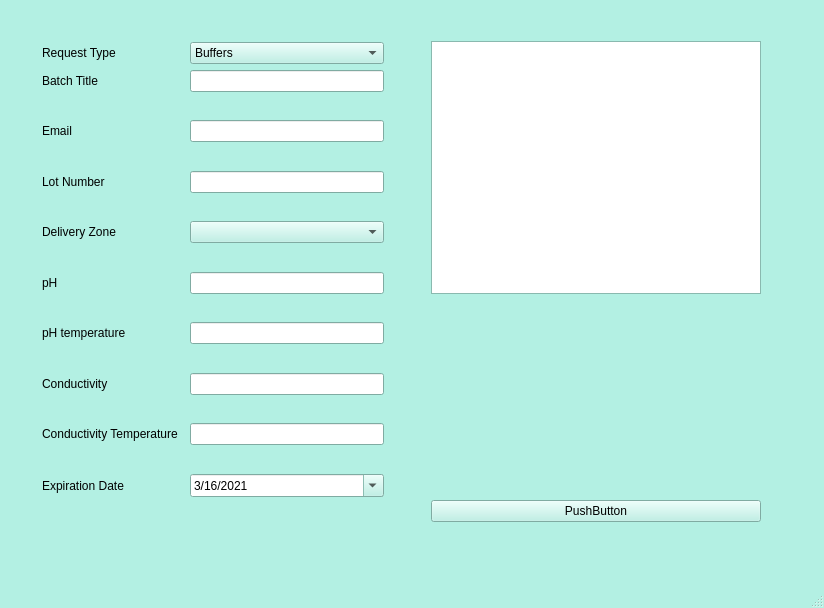
This is UserInputWindow.ui in garbagepatch/PythonApp as Qt 5 draws it before an edit. The edited form follows.
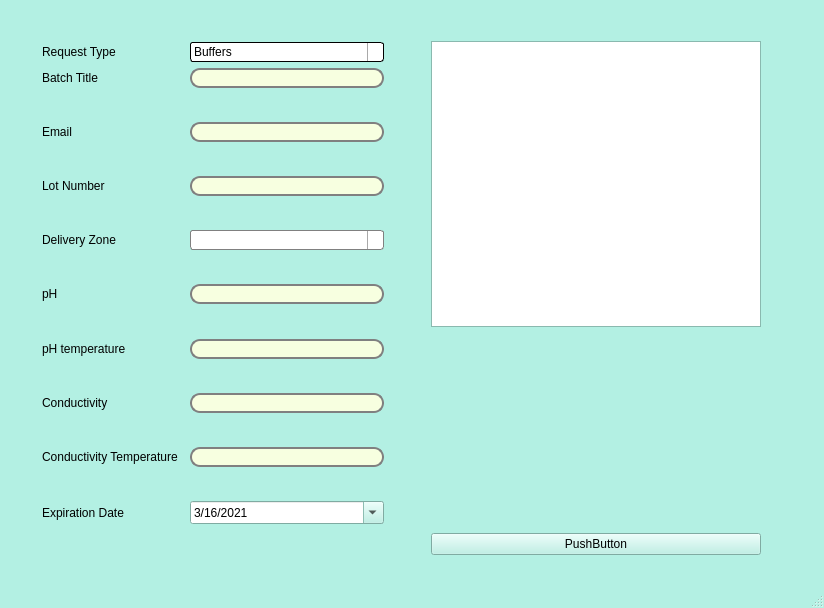
This is the edited form. Icons and pictures are not drawn.

Patch:
```diff
--- a/UserInputWindow.ui
+++ b/UserInputWindow.ui
@@ -43,9 +43,9 @@
      <colorrole role="Midlight">
       <brush brushstyle="SolidPattern">
        <color alpha="255">
-        <red>217</red>
-        <green>247</green>
-        <blue>241</blue>
+        <red>90</red>
+        <green>136</green>
+        <blue>131</blue>
        </color>
       </brush>
      </colorrole>
@@ -148,15 +148,6 @@
        </color>
       </brush>
      </colorrole>
-     <colorrole role="PlaceholderText">
-      <brush brushstyle="SolidPattern">
-       <color alpha="128">
-        <red>0</red>
-        <green>0</green>
-        <blue>0</blue>
-       </color>
-      </brush>
-     </colorrole>
     </active>
     <inactive>
      <colorrole role="WindowText">
@@ -189,9 +180,9 @@
      <colorrole role="Midlight">
       <brush brushstyle="SolidPattern">
        <color alpha="255">
-        <red>217</red>
-        <green>247</green>
-        <blue>241</blue>
+        <red>90</red>
+        <green>136</green>
+        <blue>131</blue>
        </color>
       </brush>
      </colorrole>
@@ -294,15 +285,6 @@
        </color>
       </brush>
      </colorrole>
-     <colorrole role="PlaceholderText">
-      <brush brushstyle="SolidPattern">
-       <color alpha="128">
-        <red>0</red>
-        <green>0</green>
-        <blue>0</blue>
-       </color>
-      </brush>
-     </colorrole>
     </inactive>
     <disabled>
      <colorrole role="WindowText">
@@ -335,9 +317,9 @@
      <colorrole role="Midlight">
       <brush brushstyle="SolidPattern">
        <color alpha="255">
-        <red>217</red>
-        <green>247</green>
-        <blue>241</blue>
+        <red>90</red>
+        <green>136</green>
+        <blue>131</blue>
        </color>
       </brush>
      </colorrole>
@@ -440,15 +422,6 @@
        </color>
       </brush>
      </colorrole>
-     <colorrole role="PlaceholderText">
-      <brush brushstyle="SolidPattern">
-       <color alpha="128">
-        <red>0</red>
-        <green>0</green>
-        <blue>0</blue>
-       </color>
-      </brush>
-     </colorrole>
     </disabled>
    </palette>
   </property>
@@ -465,7 +438,7 @@
       <x>20</x>
       <y>20</y>
       <width>771</width>
-      <height>521</height>
+      <height>554</height>
      </rect>
     </property>
     <layout class="QHBoxLayout" name="horizontalLayout">
@@ -495,6 +468,380 @@
        </item>
        <item row="1" column="1">
         <widget class="QComboBox" name="comboBox">
+         <property name="palette">
+          <palette>
+           <active>
+            <colorrole role="WindowText">
+             <brush brushstyle="SolidPattern">
+              <color alpha="255">
+               <red>0</red>
+               <green>0</green>
+               <blue>0</blue>
+              </color>
+             </brush>
+            </colorrole>
+            <colorrole role="Button">
+             <brush brushstyle="SolidPattern">
+              <color alpha="255">
+               <red>255</red>
+               <green>255</green>
+               <blue>255</blue>
+              </color>
+             </brush>
+            </colorrole>
+            <colorrole role="Text">
+             <brush brushstyle="SolidPattern">
+              <color alpha="255">
+               <red>0</red>
+               <green>0</green>
+               <blue>0</blue>
+              </color>
+             </brush>
+            </colorrole>
+            <colorrole role="ButtonText">
+             <brush brushstyle="SolidPattern">
+              <color alpha="255">
+               <red>0</red>
+               <green>0</green>
+               <blue>0</blue>
+              </color>
+             </brush>
+            </colorrole>
+            <colorrole role="Base">
+             <brush brushstyle="SolidPattern">
+              <color alpha="255">
+               <red>255</red>
+               <green>255</green>
+               <blue>255</blue>
+              </color>
+             </brush>
+            </colorrole>
+            <colorrole role="Window">
+             <brush brushstyle="SolidPattern">
+              <color alpha="255">
+               <red>255</red>
+               <green>255</green>
+               <blue>255</blue>
+              </color>
+             </brush>
+            </colorrole>
+           </active>
+           <inactive>
+            <colorrole role="WindowText">
+             <brush brushstyle="SolidPattern">
+              <color alpha="255">
+               <red>0</red>
+               <green>0</green>
+               <blue>0</blue>
+              </color>
+             </brush>
+            </colorrole>
+            <colorrole role="Button">
+             <brush brushstyle="LinearGradientPattern">
+              <gradient startx="0.000000000000000" starty="0.000000000000000" endx="0.000000000000000" endy="1.000000000000000" type="LinearGradient" spread="PadSpread" coordinatemode="ObjectBoundingMode">
+               <gradientstop position="0.000000000000000">
+                <color alpha="255">
+                 <red>225</red>
+                 <green>225</green>
+                 <blue>225</blue>
+                </color>
+               </gradientstop>
+               <gradientstop position="0.400000000000000">
+                <color alpha="255">
+                 <red>221</red>
+                 <green>221</green>
+                 <blue>221</blue>
+                </color>
+               </gradientstop>
+               <gradientstop position="0.500000000000000">
+                <color alpha="255">
+                 <red>216</red>
+                 <green>216</green>
+                 <blue>216</blue>
+                </color>
+               </gradientstop>
+               <gradientstop position="1.000000000000000">
+                <color alpha="255">
+                 <red>211</red>
+                 <green>211</green>
+                 <blue>211</blue>
+                </color>
+               </gradientstop>
+              </gradient>
+             </brush>
+            </colorrole>
+            <colorrole role="Text">
+             <brush brushstyle="SolidPattern">
+              <color alpha="255">
+               <red>0</red>
+               <green>0</green>
+               <blue>0</blue>
+              </color>
+             </brush>
+            </colorrole>
+            <colorrole role="ButtonText">
+             <brush brushstyle="SolidPattern">
+              <color alpha="255">
+               <red>0</red>
+               <green>0</green>
+               <blue>0</blue>
+              </color>
+             </brush>
+            </colorrole>
+            <colorrole role="Base">
+             <brush brushstyle="LinearGradientPattern">
+              <gradient startx="0.000000000000000" starty="0.000000000000000" endx="0.000000000000000" endy="1.000000000000000" type="LinearGradient" spread="PadSpread" coordinatemode="ObjectBoundingMode">
+               <gradientstop position="0.000000000000000">
+                <color alpha="255">
+                 <red>225</red>
+                 <green>225</green>
+                 <blue>225</blue>
+                </color>
+               </gradientstop>
+               <gradientstop position="0.400000000000000">
+                <color alpha="255">
+                 <red>221</red>
+                 <green>221</green>
+                 <blue>221</blue>
+                </color>
+               </gradientstop>
+               <gradientstop position="0.500000000000000">
+                <color alpha="255">
+                 <red>216</red>
+                 <green>216</green>
+                 <blue>216</blue>
+                </color>
+               </gradientstop>
+               <gradientstop position="1.000000000000000">
+                <color alpha="255">
+                 <red>211</red>
+                 <green>211</green>
+                 <blue>211</blue>
+                </color>
+               </gradientstop>
+              </gradient>
+             </brush>
+            </colorrole>
+            <colorrole role="Window">
+             <brush brushstyle="LinearGradientPattern">
+              <gradient startx="0.000000000000000" starty="0.000000000000000" endx="0.000000000000000" endy="1.000000000000000" type="LinearGradient" spread="PadSpread" coordinatemode="ObjectBoundingMode">
+               <gradientstop position="0.000000000000000">
+                <color alpha="255">
+                 <red>225</red>
+                 <green>225</green>
+                 <blue>225</blue>
+                </color>
+               </gradientstop>
+               <gradientstop position="0.400000000000000">
+                <color alpha="255">
+                 <red>221</red>
+                 <green>221</green>
+                 <blue>221</blue>
+                </color>
+               </gradientstop>
+               <gradientstop position="0.500000000000000">
+                <color alpha="255">
+                 <red>216</red>
+                 <green>216</green>
+                 <blue>216</blue>
+                </color>
+               </gradientstop>
+               <gradientstop position="1.000000000000000">
+                <color alpha="255">
+                 <red>211</red>
+                 <green>211</green>
+                 <blue>211</blue>
+                </color>
+               </gradientstop>
+              </gradient>
+             </brush>
+            </colorrole>
+           </inactive>
+           <disabled>
+            <colorrole role="WindowText">
+             <brush brushstyle="SolidPattern">
+              <color alpha="255">
+               <red>0</red>
+               <green>0</green>
+               <blue>0</blue>
+              </color>
+             </brush>
+            </colorrole>
+            <colorrole role="Button">
+             <brush brushstyle="LinearGradientPattern">
+              <gradient startx="0.000000000000000" starty="0.000000000000000" endx="0.000000000000000" endy="1.000000000000000" type="LinearGradient" spread="PadSpread" coordinatemode="ObjectBoundingMode">
+               <gradientstop position="0.000000000000000">
+                <color alpha="255">
+                 <red>225</red>
+                 <green>225</green>
+                 <blue>225</blue>
+                </color>
+               </gradientstop>
+               <gradientstop position="0.400000000000000">
+                <color alpha="255">
+                 <red>221</red>
+                 <green>221</green>
+                 <blue>221</blue>
+                </color>
+               </gradientstop>
+               <gradientstop position="0.500000000000000">
+                <color alpha="255">
+                 <red>216</red>
+                 <green>216</green>
+                 <blue>216</blue>
+                </color>
+               </gradientstop>
+               <gradientstop position="1.000000000000000">
+                <color alpha="255">
+                 <red>211</red>
+                 <green>211</green>
+                 <blue>211</blue>
+                </color>
+               </gradientstop>
+              </gradient>
+             </brush>
+            </colorrole>
+            <colorrole role="Text">
+             <brush brushstyle="SolidPattern">
+              <color alpha="255">
+               <red>0</red>
+               <green>0</green>
+               <blue>0</blue>
+              </color>
+             </brush>
+            </colorrole>
+            <colorrole role="ButtonText">
+             <brush brushstyle="SolidPattern">
+              <color alpha="255">
+               <red>0</red>
+               <green>0</green>
+               <blue>0</blue>
+              </color>
+             </brush>
+            </colorrole>
+            <colorrole role="Base">
+             <brush brushstyle="LinearGradientPattern">
+              <gradient startx="0.000000000000000" starty="0.000000000000000" endx="0.000000000000000" endy="1.000000000000000" type="LinearGradient" spread="PadSpread" coordinatemode="ObjectBoundingMode">
+               <gradientstop position="0.000000000000000">
+                <color alpha="255">
+                 <red>225</red>
+                 <green>225</green>
+                 <blue>225</blue>
+                </color>
+               </gradientstop>
+               <gradientstop position="0.400000000000000">
+                <color alpha="255">
+                 <red>221</red>
+                 <green>221</green>
+                 <blue>221</blue>
+                </color>
+               </gradientstop>
+               <gradientstop position="0.500000000000000">
+                <color alpha="255">
+                 <red>216</red>
+                 <green>216</green>
+                 <blue>216</blue>
+                </color>
+               </gradientstop>
+               <gradientstop position="1.000000000000000">
+                <color alpha="255">
+                 <red>211</red>
+                 <green>211</green>
+                 <blue>211</blue>
+                </color>
+               </gradientstop>
+              </gradient>
+             </brush>
+            </colorrole>
+            <colorrole role="Window">
+             <brush brushstyle="LinearGradientPattern">
+              <gradient startx="0.000000000000000" starty="0.000000000000000" endx="0.000000000000000" endy="1.000000000000000" type="LinearGradient" spread="PadSpread" coordinatemode="ObjectBoundingMode">
+               <gradientstop position="0.000000000000000">
+                <color alpha="255">
+                 <red>225</red>
+                 <green>225</green>
+                 <blue>225</blue>
+                </color>
+               </gradientstop>
+               <gradientstop position="0.400000000000000">
+                <color alpha="255">
+                 <red>221</red>
+                 <green>221</green>
+                 <blue>221</blue>
+                </color>
+               </gradientstop>
+               <gradientstop position="0.500000000000000">
+                <color alpha="255">
+                 <red>216</red>
+                 <green>216</green>
+                 <blue>216</blue>
+                </color>
+               </gradientstop>
+               <gradientstop position="1.000000000000000">
+                <color alpha="255">
+                 <red>211</red>
+                 <green>211</green>
+                 <blue>211</blue>
+                </color>
+               </gradientstop>
+              </gradient>
+             </brush>
+            </colorrole>
+           </disabled>
+          </palette>
+         </property>
+         <property name="styleSheet">
+          <string notr="true">QComboBox {
+	color: black;
+    border: 1px solid ;
+    border-radius: 3px;
+    padding: 1px 18px 1px 3px;
+    min-width: 6em;
+}
+
+QComboBox:editable {
+    background: white;
+}
+
+QComboBox:!editable, QComboBox::drop-down:editable {
+     background: qlineargradient(x1: 0, y1: 0, x2: 0, y2: 1,
+                                 stop: 0 #E1E1E1, stop: 0.4 #DDDDDD,
+                                 stop: 0.5 #D8D8D8, stop: 1.0 #D3D3D3);
+}
+
+/* QComboBox gets the &quot;on&quot; state when the popup is open */
+QComboBox:!editable:on, QComboBox::drop-down:editable:on {
+    background: qlineargradient(x1: 0, y1: 0, x2: 0, y2: 1,
+                                stop: 0 #D3D3D3, stop: 0.4 #D8D8D8,
+                                stop: 0.5 #DDDDDD, stop: 1.0 #E1E1E1);
+}
+
+QComboBox:on { /* shift the text when the popup opens */
+    padding-top: 3px;
+    padding-left: 4px;
+}
+
+QComboBox::drop-down {
+    subcontrol-origin: padding;
+    subcontrol-position: top right;
+    width: 15px;
+
+    border-left-width: 1px;
+    border-left-color: darkgray;
+    border-left-style: solid; /* just a single line */
+    border-top-right-radius: 3px; /* same radius as the QComboBox */
+    border-bottom-right-radius: 3px;
+}
+
+QComboBox::down-arrow {
+    image: url(/usr/share/icons/crystalsvg/16x16/actions/1downarrow.png);
+}
+
+QComboBox::down-arrow:on { /* shift the arrow when popup is open */
+    top: 1px;
+    left: 1px;
+}</string>
+         </property>
          <item>
           <property name="text">
            <string>Buffers</string>
@@ -515,7 +862,217 @@
         </widget>
        </item>
        <item row="2" column="1">
-        <widget class="QLineEdit" name="batchTitleLineEdit"/>
+        <widget class="QLineEdit" name="batchTitleLineEdit">
+         <property name="palette">
+          <palette>
+           <active>
+            <colorrole role="WindowText">
+             <brush brushstyle="SolidPattern">
+              <color alpha="255">
+               <red>0</red>
+               <green>0</green>
+               <blue>0</blue>
+              </color>
+             </brush>
+            </colorrole>
+            <colorrole role="Button">
+             <brush brushstyle="SolidPattern">
+              <color alpha="255">
+               <red>247</red>
+               <green>255</green>
+               <blue>224</blue>
+              </color>
+             </brush>
+            </colorrole>
+            <colorrole role="Text">
+             <brush brushstyle="SolidPattern">
+              <color alpha="255">
+               <red>0</red>
+               <green>0</green>
+               <blue>0</blue>
+              </color>
+             </brush>
+            </colorrole>
+            <colorrole role="ButtonText">
+             <brush brushstyle="SolidPattern">
+              <color alpha="255">
+               <red>0</red>
+               <green>0</green>
+               <blue>0</blue>
+              </color>
+             </brush>
+            </colorrole>
+            <colorrole role="Base">
+             <brush brushstyle="SolidPattern">
+              <color alpha="255">
+               <red>247</red>
+               <green>255</green>
+               <blue>224</blue>
+              </color>
+             </brush>
+            </colorrole>
+            <colorrole role="Window">
+             <brush brushstyle="SolidPattern">
+              <color alpha="255">
+               <red>247</red>
+               <green>255</green>
+               <blue>224</blue>
+              </color>
+             </brush>
+            </colorrole>
+            <colorrole role="Highlight">
+             <brush brushstyle="SolidPattern">
+              <color alpha="255">
+               <red>169</red>
+               <green>169</green>
+               <blue>169</blue>
+              </color>
+             </brush>
+            </colorrole>
+           </active>
+           <inactive>
+            <colorrole role="WindowText">
+             <brush brushstyle="SolidPattern">
+              <color alpha="255">
+               <red>0</red>
+               <green>0</green>
+               <blue>0</blue>
+              </color>
+             </brush>
+            </colorrole>
+            <colorrole role="Button">
+             <brush brushstyle="SolidPattern">
+              <color alpha="255">
+               <red>247</red>
+               <green>255</green>
+               <blue>224</blue>
+              </color>
+             </brush>
+            </colorrole>
+            <colorrole role="Text">
+             <brush brushstyle="SolidPattern">
+              <color alpha="255">
+               <red>0</red>
+               <green>0</green>
+               <blue>0</blue>
+              </color>
+             </brush>
+            </colorrole>
+            <colorrole role="ButtonText">
+             <brush brushstyle="SolidPattern">
+              <color alpha="255">
+               <red>0</red>
+               <green>0</green>
+               <blue>0</blue>
+              </color>
+             </brush>
+            </colorrole>
+            <colorrole role="Base">
+             <brush brushstyle="SolidPattern">
+              <color alpha="255">
+               <red>247</red>
+               <green>255</green>
+               <blue>224</blue>
+              </color>
+             </brush>
+            </colorrole>
+            <colorrole role="Window">
+             <brush brushstyle="SolidPattern">
+              <color alpha="255">
+               <red>247</red>
+               <green>255</green>
+               <blue>224</blue>
+              </color>
+             </brush>
+            </colorrole>
+            <colorrole role="Highlight">
+             <brush brushstyle="SolidPattern">
+              <color alpha="255">
+               <red>169</red>
+               <green>169</green>
+               <blue>169</blue>
+              </color>
+             </brush>
+            </colorrole>
+           </inactive>
+           <disabled>
+            <colorrole role="WindowText">
+             <brush brushstyle="SolidPattern">
+              <color alpha="255">
+               <red>0</red>
+               <green>0</green>
+               <blue>0</blue>
+              </color>
+             </brush>
+            </colorrole>
+            <colorrole role="Button">
+             <brush brushstyle="SolidPattern">
+              <color alpha="255">
+               <red>247</red>
+               <green>255</green>
+               <blue>224</blue>
+              </color>
+             </brush>
+            </colorrole>
+            <colorrole role="Text">
+             <brush brushstyle="SolidPattern">
+              <color alpha="255">
+               <red>0</red>
+               <green>0</green>
+               <blue>0</blue>
+              </color>
+             </brush>
+            </colorrole>
+            <colorrole role="ButtonText">
+             <brush brushstyle="SolidPattern">
+              <color alpha="255">
+               <red>0</red>
+               <green>0</green>
+               <blue>0</blue>
+              </color>
+             </brush>
+            </colorrole>
+            <colorrole role="Base">
+             <brush brushstyle="SolidPattern">
+              <color alpha="255">
+               <red>247</red>
+               <green>255</green>
+               <blue>224</blue>
+              </color>
+             </brush>
+            </colorrole>
+            <colorrole role="Window">
+             <brush brushstyle="SolidPattern">
+              <color alpha="255">
+               <red>247</red>
+               <green>255</green>
+               <blue>224</blue>
+              </color>
+             </brush>
+            </colorrole>
+            <colorrole role="Highlight">
+             <brush brushstyle="SolidPattern">
+              <color alpha="255">
+               <red>169</red>
+               <green>169</green>
+               <blue>169</blue>
+              </color>
+             </brush>
+            </colorrole>
+           </disabled>
+          </palette>
+         </property>
+         <property name="styleSheet">
+          <string notr="true">QLineEdit {
+color:  black;
+    border: 2px solid gray;
+    border-radius: 10px;
+    padding: 0 8px;
+    background:rgb(247, 255, 224);
+    selection-background-color: darkgray;
+}</string>
+         </property>
+        </widget>
        </item>
        <item row="3" column="0">
         <spacer name="verticalSpacer_9">
@@ -538,7 +1095,18 @@
         </widget>
        </item>
        <item row="4" column="1">
-        <widget class="QLineEdit" name="emailLineEdit"/>
+        <widget class="QLineEdit" name="emailLineEdit">
+         <property name="styleSheet">
+          <string notr="true">QLineEdit {
+color:  black;
+    border: 2px solid gray;
+    border-radius: 10px;
+    padding: 0 8px;
+    background:rgb(247, 255, 224);
+    selection-background-color: darkgray;
+}</string>
+         </property>
+        </widget>
        </item>
        <item row="5" column="0">
         <spacer name="verticalSpacer_8">
@@ -561,7 +1129,135 @@
         </widget>
        </item>
        <item row="6" column="1">
-        <widget class="QLineEdit" name="lotNumberLineEdit"/>
+        <widget class="QLineEdit" name="lotNumberLineEdit">
+         <property name="palette">
+          <palette>
+           <active>
+            <colorrole role="Button">
+             <brush brushstyle="SolidPattern">
+              <color alpha="255">
+               <red>90</red>
+               <green>136</green>
+               <blue>131</blue>
+              </color>
+             </brush>
+            </colorrole>
+            <colorrole role="Base">
+             <brush brushstyle="SolidPattern">
+              <color alpha="255">
+               <red>247</red>
+               <green>255</green>
+               <blue>224</blue>
+              </color>
+             </brush>
+            </colorrole>
+            <colorrole role="Window">
+             <brush brushstyle="SolidPattern">
+              <color alpha="255">
+               <red>247</red>
+               <green>255</green>
+               <blue>224</blue>
+              </color>
+             </brush>
+            </colorrole>
+            <colorrole role="Highlight">
+             <brush brushstyle="SolidPattern">
+              <color alpha="255">
+               <red>169</red>
+               <green>169</green>
+               <blue>169</blue>
+              </color>
+             </brush>
+            </colorrole>
+           </active>
+           <inactive>
+            <colorrole role="Button">
+             <brush brushstyle="SolidPattern">
+              <color alpha="255">
+               <red>90</red>
+               <green>136</green>
+               <blue>131</blue>
+              </color>
+             </brush>
+            </colorrole>
+            <colorrole role="Base">
+             <brush brushstyle="SolidPattern">
+              <color alpha="255">
+               <red>247</red>
+               <green>255</green>
+               <blue>224</blue>
+              </color>
+             </brush>
+            </colorrole>
+            <colorrole role="Window">
+             <brush brushstyle="SolidPattern">
+              <color alpha="255">
+               <red>247</red>
+               <green>255</green>
+               <blue>224</blue>
+              </color>
+             </brush>
+            </colorrole>
+            <colorrole role="Highlight">
+             <brush brushstyle="SolidPattern">
+              <color alpha="255">
+               <red>169</red>
+               <green>169</green>
+               <blue>169</blue>
+              </color>
+             </brush>
+            </colorrole>
+           </inactive>
+           <disabled>
+            <colorrole role="Button">
+             <brush brushstyle="SolidPattern">
+              <color alpha="255">
+               <red>90</red>
+               <green>136</green>
+               <blue>131</blue>
+              </color>
+             </brush>
+            </colorrole>
+            <colorrole role="Base">
+             <brush brushstyle="SolidPattern">
+              <color alpha="255">
+               <red>247</red>
+               <green>255</green>
+               <blue>224</blue>
+              </color>
+             </brush>
+            </colorrole>
+            <colorrole role="Window">
+             <brush brushstyle="SolidPattern">
+              <color alpha="255">
+               <red>247</red>
+               <green>255</green>
+               <blue>224</blue>
+              </color>
+             </brush>
+            </colorrole>
+            <colorrole role="Highlight">
+             <brush brushstyle="SolidPattern">
+              <color alpha="255">
+               <red>169</red>
+               <green>169</green>
+               <blue>169</blue>
+              </color>
+             </brush>
+            </colorrole>
+           </disabled>
+          </palette>
+         </property>
+         <property name="styleSheet">
+          <string notr="true">QLineEdit {
+    border: 2px solid gray;
+    border-radius: 10px;
+    padding: 0 8px;
+    background:rgb(247, 255, 224);
+    selection-background-color: darkgray;
+}</string>
+         </property>
+        </widget>
        </item>
        <item row="7" column="0">
         <spacer name="verticalSpacer_7">
@@ -584,7 +1280,60 @@
         </widget>
        </item>
        <item row="8" column="1">
-        <widget class="QComboBox" name="deliveryZoneComboBox"/>
+        <widget class="QComboBox" name="deliveryZoneComboBox">
+         <property name="styleSheet">
+          <string notr="true">QComboBox {
+	color:  black;
+    border: 1px solid gray;
+    border-radius: 3px;
+    padding: 1px 18px 1px 3px;
+    min-width: 6em;
+}
+
+QComboBox:editable {
+    background: white;
+}
+
+QComboBox:!editable, QComboBox::drop-down:editable {
+     background: qlineargradient(x1: 0, y1: 0, x2: 0, y2: 1,
+                                 stop: 0 #E1E1E1, stop: 0.4 #DDDDDD,
+                                 stop: 0.5 #D8D8D8, stop: 1.0 #D3D3D3);
+}
+
+/* QComboBox gets the &quot;on&quot; state when the popup is open */
+QComboBox:!editable:on, QComboBox::drop-down:editable:on {
+    background: qlineargradient(x1: 0, y1: 0, x2: 0, y2: 1,
+                                stop: 0 #D3D3D3, stop: 0.4 #D8D8D8,
+                                stop: 0.5 #DDDDDD, stop: 1.0 #E1E1E1);
+}
+
+QComboBox:on { /* shift the text when the popup opens */
+    padding-top: 3px;
+    padding-left: 4px;
+}
+
+QComboBox::drop-down {
+    subcontrol-origin: padding;
+    subcontrol-position: top right;
+    width: 15px;
+
+    border-left-width: 1px;
+    border-left-color: darkgray;
+    border-left-style: solid; /* just a single line */
+    border-top-right-radius: 3px; /* same radius as the QComboBox */
+    border-bottom-right-radius: 3px;
+}
+
+QComboBox::down-arrow {
+    image: url(/usr/share/icons/crystalsvg/16x16/actions/1downarrow.png);
+}
+
+QComboBox::down-arrow:on { /* shift the arrow when popup is open */
+    top: 1px;
+    left: 1px;
+}</string>
+         </property>
+        </widget>
        </item>
        <item row="9" column="0">
         <spacer name="verticalSpacer_6">
@@ -607,7 +1356,18 @@
         </widget>
        </item>
        <item row="10" column="1">
-        <widget class="QLineEdit" name="pHLineEdit"/>
+        <widget class="QLineEdit" name="pHLineEdit">
+         <property name="styleSheet">
+          <string notr="true">QLineEdit {
+color:  black;
+    border: 2px solid gray;
+    border-radius: 10px;
+    padding: 0 8px;
+    background:rgb(247, 255, 224);
+    selection-background-color: darkgray;
+}</string>
+         </property>
+        </widget>
        </item>
        <item row="11" column="0">
         <spacer name="verticalSpacer_5">
@@ -630,7 +1390,18 @@
         </widget>
        </item>
        <item row="12" column="1">
-        <widget class="QLineEdit" name="pHTemperatureLineEdit"/>
+        <widget class="QLineEdit" name="pHTemperatureLineEdit">
+         <property name="styleSheet">
+          <string notr="true">QLineEdit {
+color:  black;
+    border: 2px solid gray;
+    border-radius: 10px;
+    padding: 0 8px;
+    background:rgb(247, 255, 224);
+    selection-background-color: darkgray;
+}</string>
+         </property>
+        </widget>
        </item>
        <item row="13" column="0">
         <spacer name="verticalSpacer_4">
@@ -653,7 +1424,18 @@
         </widget>
        </item>
        <item row="14" column="1">
-        <widget class="QLineEdit" name="conductivityLineEdit"/>
+        <widget class="QLineEdit" name="conductivityLineEdit">
+         <property name="styleSheet">
+          <string notr="true">QLineEdit {
+color:  black;
+    border: 2px solid gray;
+    border-radius: 10px;
+    padding: 0 8px;
+    background:rgb(247, 255, 224);
+    selection-background-color: darkgray;
+}</string>
+         </property>
+        </widget>
        </item>
        <item row="15" column="0">
         <spacer name="verticalSpacer_3">
@@ -676,7 +1458,18 @@
         </widget>
        </item>
        <item row="16" column="1">
-        <widget class="QLineEdit" name="conductivityTemperatureLineEdit"/>
+        <widget class="QLineEdit" name="conductivityTemperatureLineEdit">
+         <property name="styleSheet">
+          <string notr="true">QLineEdit {
+color:  black;
+    border: 2px solid gray;
+    border-radius: 10px;
+    padding: 0 8px;
+    background:rgb(247, 255, 224);
+    selection-background-color: darkgray;
+}</string>
+         </property>
+        </widget>
        </item>
        <item row="17" column="0">
         <spacer name="verticalSpacer">
```
Left out of the diff: 2 changed lines with no effect on the pictures.
